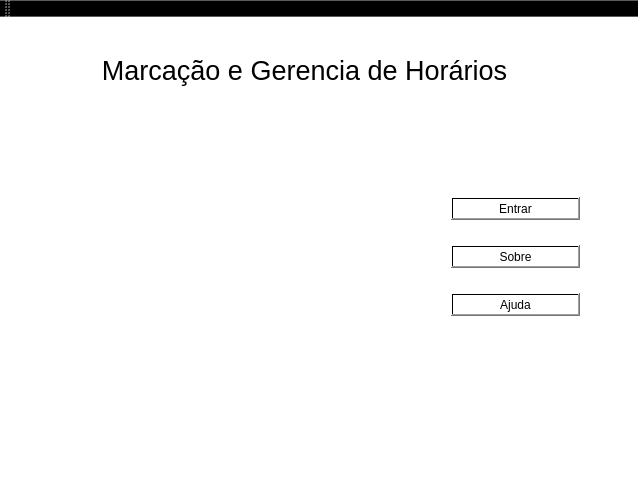
Before: the Qt Designer form Fernanda/forminicio.ui in UnPComp2013/Grupo5, drawn with Qt 5.
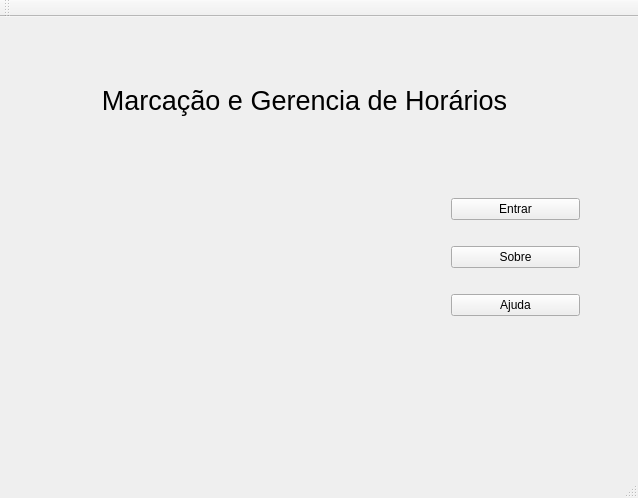
After: the same form once the commit is applied.

The edit to the form file:
```diff
--- a/Fernanda/forminicio.ui
+++ b/Fernanda/forminicio.ui
@@ -11,17 +11,14 @@
    </rect>
   </property>
   <property name="windowTitle">
-   <string>primeira</string>
-  </property>
-  <property name="styleSheet">
-   <string notr="true">background-color: qlineargradient(spread:pad, x1:0, y1:0, x2:1, y2:0, stop:0 rgba(255, 255, 255, 255), stop:1 rgba(255, 255, 255, 255));</string>
+   <string>formInicio</string>
   </property>
   <widget class="QWidget" name="centralWidget">
    <widget class="QLabel" name="label">
     <property name="geometry">
      <rect>
       <x>80</x>
-      <y>20</y>
+      <y>50</y>
       <width>449</width>
       <height>67</height>
      </rect>
```
Left out of the diff: 4 changed lines with no effect on the pictures.
